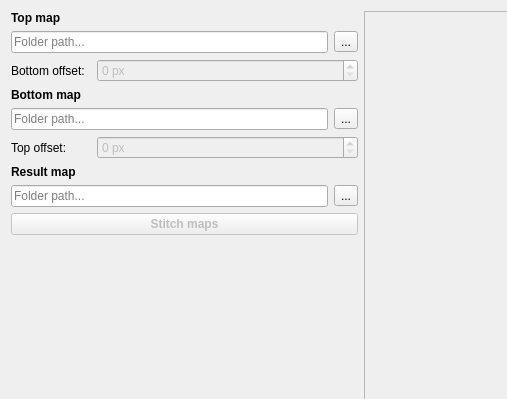
Qt form stitch.ui (pfilipl/PolyX-XRF-Data-Analyser) before a commit; both pictures show x 0 to 507 and y 0 to 399 of the 1080 by 720 pixel window.
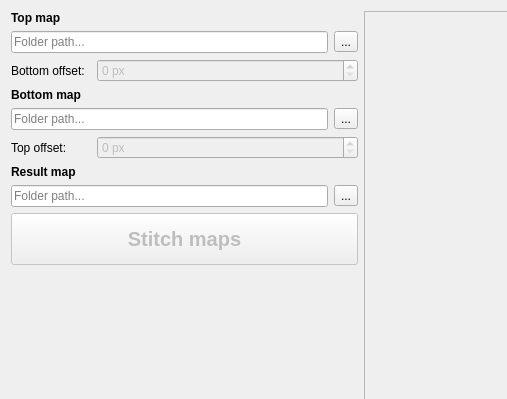
The same form after that commit.

What changed in the file:
```diff
--- a/stitch.ui
+++ b/stitch.ui
@@ -64,8 +64,15 @@
          <verstretch>0</verstretch>
         </sizepolicy>
        </property>
+       <property name="minimumSize">
+        <size>
+         <width>0</width>
+         <height>52</height>
+        </size>
+       </property>
        <property name="font">
         <font>
+         <pointsize>15</pointsize>
          <bold>true</bold>
         </font>
        </property>
```
